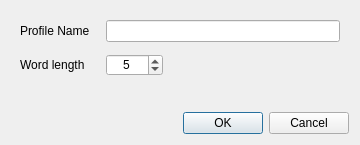
This is wordlesmash/ui/NewProfile.ui in moltencrux/wordlesmash as Qt 5 draws it before an edit. The edited form follows.
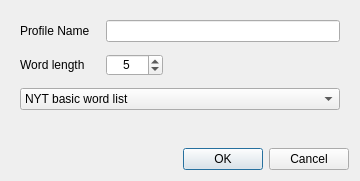
This is the edited form.

```diff
--- a/wordlesmash/ui/NewProfile.ui
+++ b/wordlesmash/ui/NewProfile.ui
@@ -10,7 +10,7 @@
     <x>0</x>
     <y>0</y>
     <width>360</width>
-    <height>145</height>
+    <height>181</height>
    </rect>
   </property>
   <property name="sizePolicy">
@@ -74,6 +74,20 @@
         </property>
        </widget>
       </item>
+      <item row="2" column="0" colspan="2">
+       <widget class="QComboBox" name="startingWordsComboBox">
+        <item>
+         <property name="text">
+          <string>NYT basic word list</string>
+         </property>
+        </item>
+        <item>
+         <property name="text">
+          <string>Empty word list</string>
+         </property>
+        </item>
+       </widget>
+      </item>
      </layout>
     </widget>
    </item>
```
